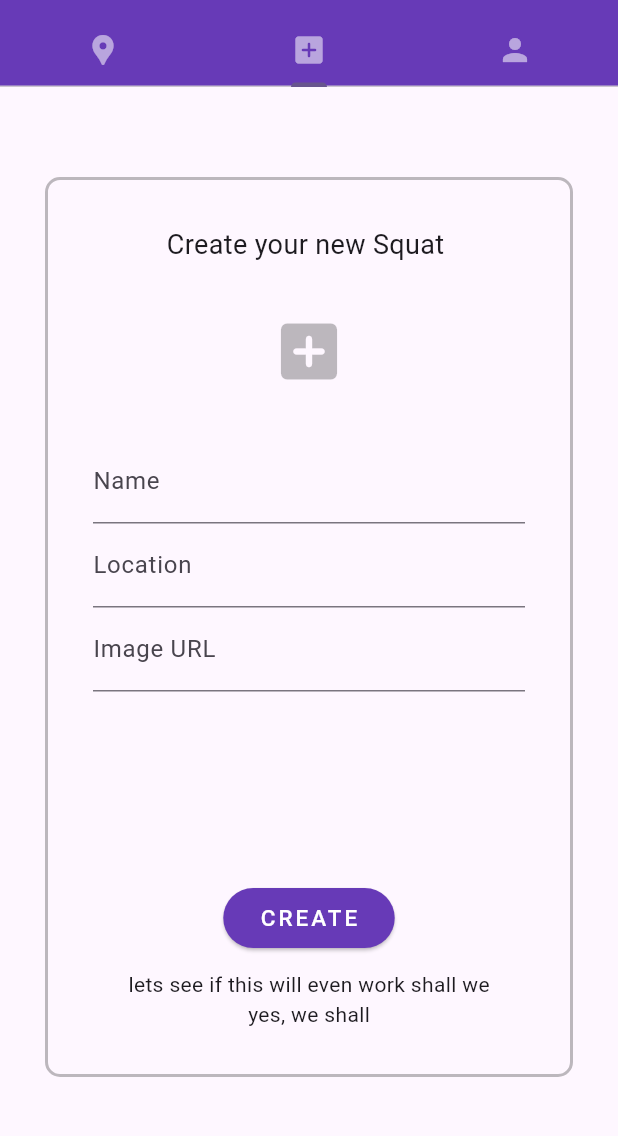
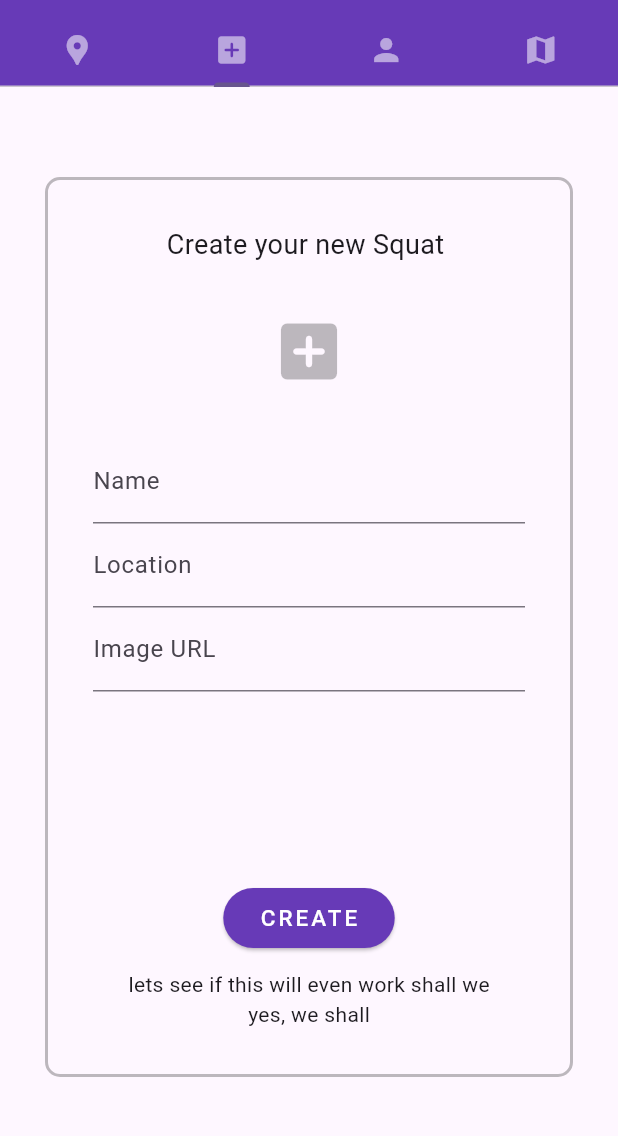
Before and after one commit to talmagejsharp/flushit, a Flutter app: the LoggedIn screen opened directly, tab 2 chosen, on a phone screen of 412 x 824 dp, the part 69-1205 px from its top. Run offline on Flutter 3.47's test engine with Material 2 defaults, Android fonts, the phone set to English and light mode, and no system bars; our stand-ins replace flutter_secure_storage, image_picker, shared_preferences; missing offline and left inert: mapbox_gl; accounts and stored records are empty.

Commit message:
Implement MapBox

```diff
--- a/lib/home.dart
+++ b/lib/home.dart
@@ -8,7 +8,7 @@ import 'package:http/http.dart' as http;
 import 'package:flutter_secure_storage/flutter_secure_storage.dart';
 import 'secure_storage_service.dart';
 import 'notAuthenticated.dart';
-
+import 'package:mapbox_gl/mapbox_gl.dart';
 
 Future<bool> newSquat(
     String name, String location, String imageUrl, BuildContext context) async {
@@ -39,9 +39,10 @@ Future<bool> newSquat(
 class Home extends StatefulWidget {
   @override
   State<StatefulWidget> createState() => _LoadHome();
+
 }
+class _LoadHome extends State<Home> {
 
-class _LoadHome extends State<Home> {
   @override
   Widget build(BuildContext context) {
     return FutureBuilder<String?>(
@@ -82,10 +83,13 @@ class LoggedIn extends StatefulWidget {
 }
 
 class _HomeState extends State<LoggedIn> {
+  late MapboxMapController mapController;
+
+
   @override
   Widget build(BuildContext context) {
       return DefaultTabController(
-        length: 3,
+        length: 4,
         child: Scaffold(
             appBar: AppBar(
               automaticallyImplyLeading: false,
@@ -117,6 +121,11 @@ class _HomeState extends State<LoggedIn> {
                     Icons.person,
                     color: Colors.white54,
                   )),
+                  Tab(
+                      icon: Icon(
+                        Icons.map,
+                        color: Colors.white54,
+                      )),
                 ],
               ),
             ),
@@ -124,17 +133,26 @@ class _HomeState extends State<LoggedIn> {
               Center(
                   child: Column(
                 children: [
-                  // Padding(
-                  //   padding: const EdgeInsets.all(40.0),
-                  //   child: Text(
-                  //       'Hello, ' + globalUserName + ' Welcome to Flushit!'),
-                  // ),
                   SquatView(),
                 ],
               )),
               Center(child: NewSquat()),
               Center(
                   child: UserInfo()),
+              Container(
+                height: 300,  // adjust as necessary
+                width: 300,
+                child: MapboxMap(
+                  accessToken: 'pk.eyJ1IjoibWlkZ2U1NDMyMSIsImEiOiJjbG5jMHE2czUwaHduMm1vMWwzaDl1ZmpmIn0.F0c9U1e6dg43W-28N_Qelg',
+                  onMapCreated: (controller) {
+                    mapController = controller;
+                  },
+                  initialCameraPosition: const CameraPosition(
+                    target: LatLng(21.64, -157.92), // This is just a starting point, you can adjust as necessary
+                    zoom: 11.0,
+                  ),
+                ),
+              ),
             ])),
       );
       //
--- a/pubspec.yaml
+++ b/pubspec.yaml
@@ -34,6 +34,8 @@ dependencies:
   image_picker: ^1.0.2
   shared_preferences: ^2.2.1
   flutter_secure_storage: ^9.0.0
+  mapbox_gl: any
+  mapbox_gl_web: any
 
 
 
```
Also changed, not shown: pubspec.lock, 3 other files.
